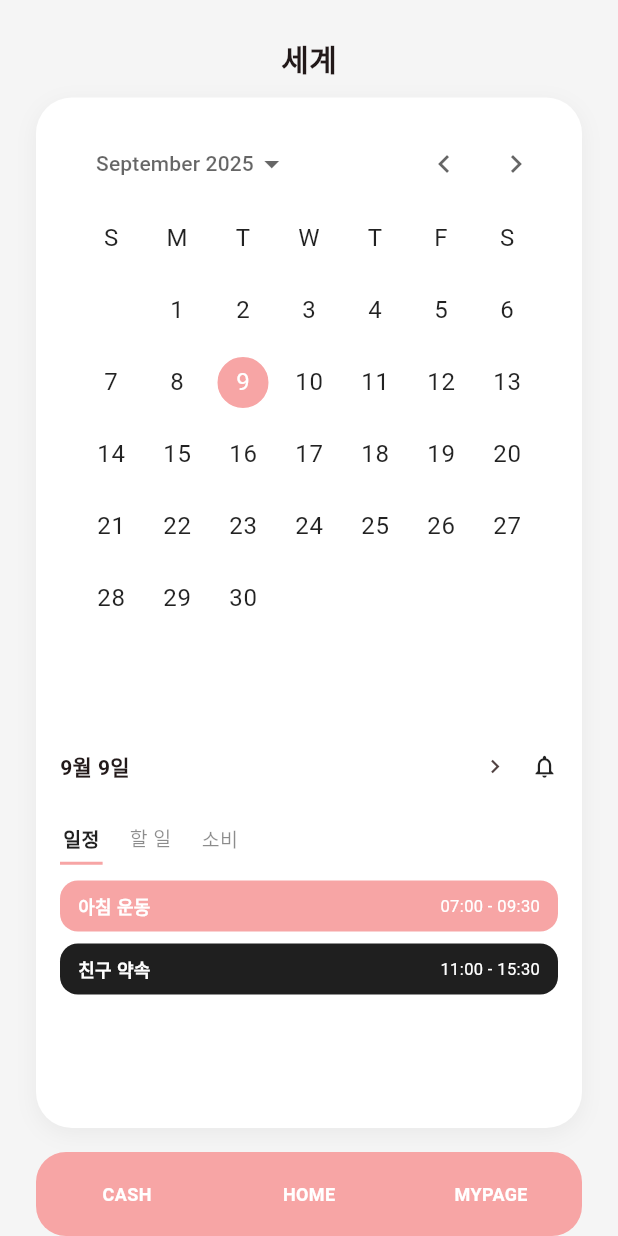
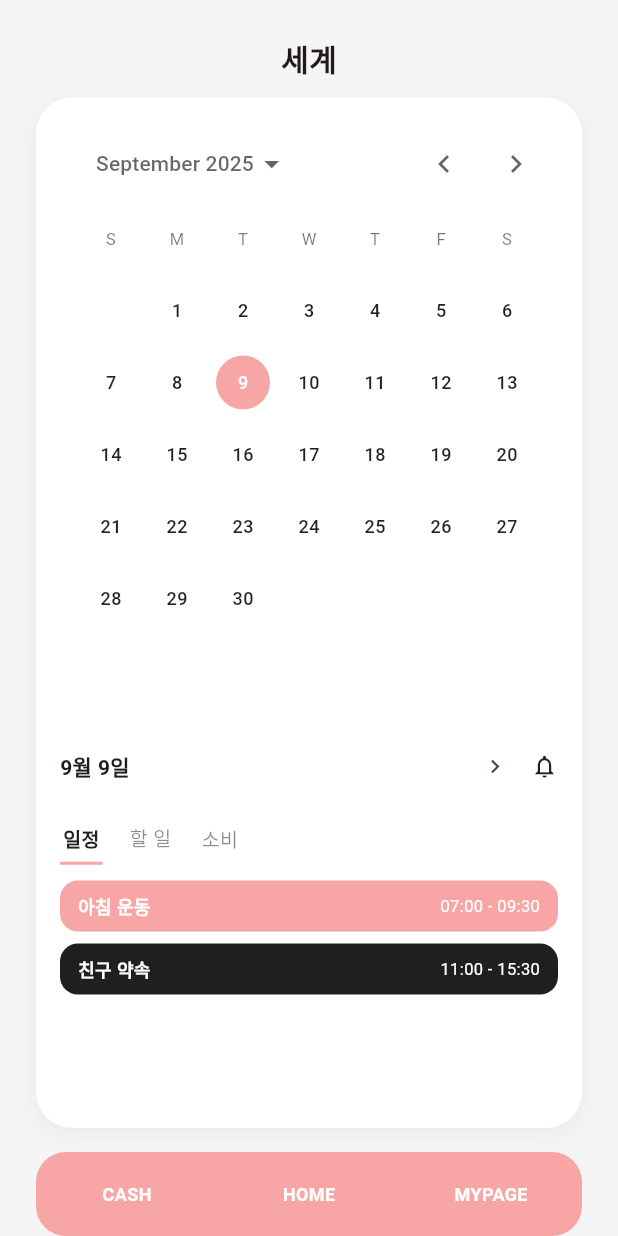
Before and after one commit to segye-world/front, a Flutter app: the screen it shows after launch, on a phone screen of 412 x 824 dp. Run offline on Flutter 3.47's test engine with Material 3 defaults, Android fonts, the phone set to English and light mode, and no system bars.

Commit message:
feat: update main screen setting

```diff
--- a/lib/screen/main_screen.dart
+++ b/lib/screen/main_screen.dart
@@ -11,9 +11,9 @@ class MainScreen extends StatefulWidget {
 class _MainScreenState extends State<MainScreen> {
   static const _userName = '세계';
   static const _primaryPink = Color(0xFFF7A5A5);
-  static const _initialDate = DateTime(2025, 9, 9);
+  static final DateTime _initialDate = DateTime(2025, 9, 9);
 
-  DateTime _selectedDate = _initialDate;
+  late DateTime _selectedDate = _initialDate;
   _MainTab _selectedTab = _MainTab.schedule;
 
   final List<_ScheduleItem> _scheduleItems = [
@@ -40,12 +40,46 @@ class _MainScreenState extends State<MainScreen> {
     _TodoItem(label: '두잉코딩 영어 1일차'),
   ];
 
-  String _formatDate(DateTime date) {
-    return '${date.month}월 ${date.day}일';
+  String _formatDate(DateTime date) => '${date.month}월 ${date.day}일';
+
+  DatePickerThemeData _buildDatePickerTheme() {
+    return DatePickerThemeData(
+      // ✅ 선택된 날짜: 핑크 원형 + 흰 글자 (Flutter 3.35: WidgetStateProperty)
+      dayBackgroundColor: WidgetStateProperty.resolveWith((states) {
+        if (states.contains(WidgetState.selected)) return _primaryPink;
+        return null;
+      }),
+      dayForegroundColor: WidgetStateProperty.resolveWith((states) {
+        if (states.contains(WidgetState.selected)) return Colors.white;
+        if (states.contains(WidgetState.disabled)) return Colors.black26;
+        return Colors.black87;
+      }),
+
+      // ✅ 오늘 날짜: 핑크 테두리 + 글자색
+      todayBorder: const BorderSide(width: 1.6, color: _primaryPink),
+      todayForegroundColor: WidgetStateProperty.resolveWith((states) {
+        if (states.contains(WidgetState.selected)) return Colors.white;
+        return _primaryPink;
+      }),
+
+      // ✅ 요일/일자/헤더 스타일(선택 색 가시성에 도움)
+      weekdayStyle: const TextStyle(fontSize: 11, color: Colors.black54),
+      dayStyle: const TextStyle(fontSize: 12, fontWeight: FontWeight.w500),
+      headerForegroundColor: Colors.black87,
+    );
   }
 
   @override
   Widget build(BuildContext context) {
+    final themed = Theme.of(context).copyWith(
+      colorScheme: Theme.of(context).colorScheme.copyWith(
+        primary: _primaryPink,
+        onPrimary: Colors.white,
+        onSurface: Colors.black87,
+      ),
+      datePickerTheme: _buildDatePickerTheme(),
+    );
+
     return Scaffold(
       backgroundColor: const Color(0xFFF5F5F5),
       body: SafeArea(
@@ -54,16 +88,16 @@ class _MainScreenState extends State<MainScreen> {
             const SizedBox(height: 24),
             Text(
               _userName,
-              style: const TextStyle(
-                fontSize: 20,
-                fontWeight: FontWeight.w600,
-              ),
+              style: const TextStyle(fontSize: 20, fontWeight: FontWeight.w600),
             ),
             const SizedBox(height: 12),
             Expanded(
               child: Container(
                 margin: const EdgeInsets.symmetric(horizontal: 24),
-                padding: const EdgeInsets.symmetric(horizontal: 16, vertical: 18),
+                padding: const EdgeInsets.symmetric(
+                  horizontal: 16,
+                  vertical: 18,
+                ),
                 decoration: BoxDecoration(
                   color: Colors.white,
                   borderRadius: BorderRadius.circular(24),
@@ -79,22 +113,17 @@ class _MainScreenState extends State<MainScreen> {
                   crossAxisAlignment: CrossAxisAlignment.start,
                   children: [
                     Theme(
-                      data: Theme.of(context).copyWith(
-                        colorScheme: Theme.of(context).colorScheme.copyWith(
-                              primary: _primaryPink,
-                              onPrimary: Colors.white,
-                              onSurface: Colors.black87,
-                            ),
-                      ),
+                      data: themed,
                       child: CalendarDatePicker(
                         initialDate: _initialDate,
                         firstDate: DateTime(2020),
                         lastDate: DateTime(2030),
-                        currentDate: _selectedDate,
+
+                        // ✅ 선택 날짜 넣지 말고 "진짜 오늘"만 넣기
+                        currentDate: DateTime.now(),
+
                         onDateChanged: (date) {
-                          setState(() {
-                            _selectedDate = date;
-                          });
+                          setState(() => _selectedDate = date);
                         },
                       ),
                     ),
@@ -114,8 +143,9 @@ class _MainScreenState extends State<MainScreen> {
                             IconButton(
                               icon: const Icon(Icons.chevron_right, size: 18),
                               onPressed: () {
-                                Navigator.of(context)
-                                    .pushNamed(Routes.dayDetail);
+                                Navigator.of(
+                                  context,
+                                ).pushNamed(Routes.dayDetail);
                               },
                             ),
                             const Icon(Icons.notifications_none, size: 18),
@@ -128,17 +158,11 @@ class _MainScreenState extends State<MainScreen> {
                       primaryPink: _primaryPink,
                       selectedTab: _selectedTab,
                       onTabSelected: (tab) {
-                        setState(() {
-                          _selectedTab = tab;
-                        });
+                        setState(() => _selectedTab = tab);
                       },
                     ),
                     const SizedBox(height: 10),
-                    Expanded(
-                      child: ListView(
-                        children: _buildTabContent(),
-                      ),
-                    ),
+                    Expanded(child: ListView(children: _buildTabContent())),
                   ],
                 ),
               ),
@@ -154,30 +178,17 @@ class _MainScreenState extends State<MainScreen> {
   List<Widget> _buildTabContent() {
     switch (_selectedTab) {
       case _MainTab.schedule:
-        return [
-          ..._scheduleItems.map(
-            (item) => _ScheduleCard(item: item),
-          ),
-        ];
+        return [..._scheduleItems.map((item) => _ScheduleCard(item: item))];
       case _MainTab.todo:
-        return [
-          ..._todoItems.map(
-            (item) => _TodoItemTile(item: item),
-          ),
-        ];
+        return [..._todoItems.map((item) => _TodoItemTile(item: item))];
       case _MainTab.consumption:
         return [
           const Text(
             '오늘의 소비',
-            style: TextStyle(
-              fontSize: 13,
-              fontWeight: FontWeight.w600,
-            ),
+            style: TextStyle(fontSize: 13, fontWeight: FontWeight.w600),
           ),
           const SizedBox(height: 8),
-          ..._records.map(
-            (record) => _AccountRecordTile(record: record),
-          ),
+          ..._records.map((record) => _AccountRecordTile(record: record)),
         ];
     }
   }
@@ -291,10 +302,7 @@ class _ScheduleCard extends StatelessWidget {
           ),
           Text(
             item.timeRange,
-            style: TextStyle(
-              color: item.textColor,
-              fontSize: 11,
-            ),
+            style: TextStyle(color: item.textColor, fontSize: 11),
           ),
         ],
       ),
@@ -309,8 +317,8 @@ class _AccountRecordTile extends StatelessWidget {
   @override
   Widget build(BuildContext context) {
     final amountText = record.amount >= 0
-        ? '+${record.amount.toString()}'
-        : record.amount.toString();
+        ? '+${record.amount}'
+        : '${record.amount}';
 
     return Container(
       margin: const EdgeInsets.only(bottom: 6),
@@ -357,7 +365,6 @@ class _AccountRecordTile extends StatelessWidget {
 
 class _TodoItemTile extends StatelessWidget {
   final _TodoItem item;
-
   const _TodoItemTile({required this.item});
 
   @override
@@ -383,10 +390,7 @@ class _TodoItemTile extends StatelessWidget {
           Expanded(
             child: Text(
               item.label,
-              style: const TextStyle(
-                fontSize: 12,
-                color: Colors.black87,
-              ),
+              style: const TextStyle(fontSize: 12, color: Colors.black87),
             ),
           ),
         ],
@@ -481,12 +485,8 @@ class _ScheduleItem {
     required this.color,
   });
 
-  Color get textColor {
-    if (color.computeLuminance() < 0.5) {
-      return Colors.white;
-    }
-    return Colors.black87;
-  }
+  Color get textColor =>
+      color.computeLuminance() < 0.5 ? Colors.white : Colors.black87;
 }
 
 class _AccountRecord {
```
